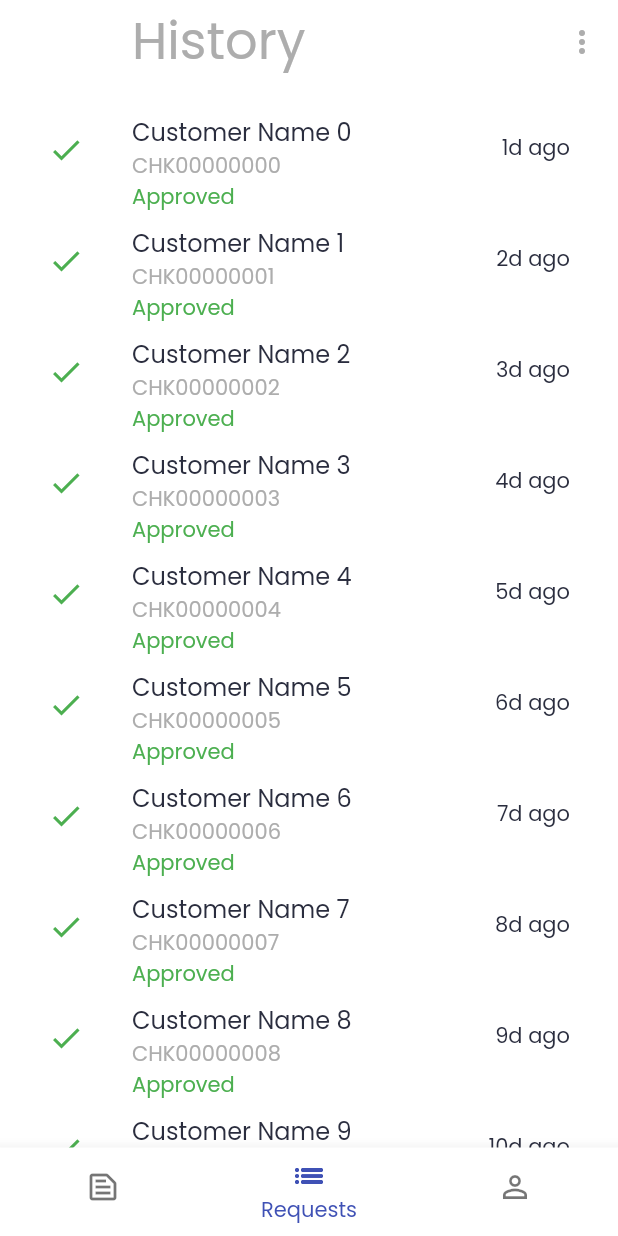
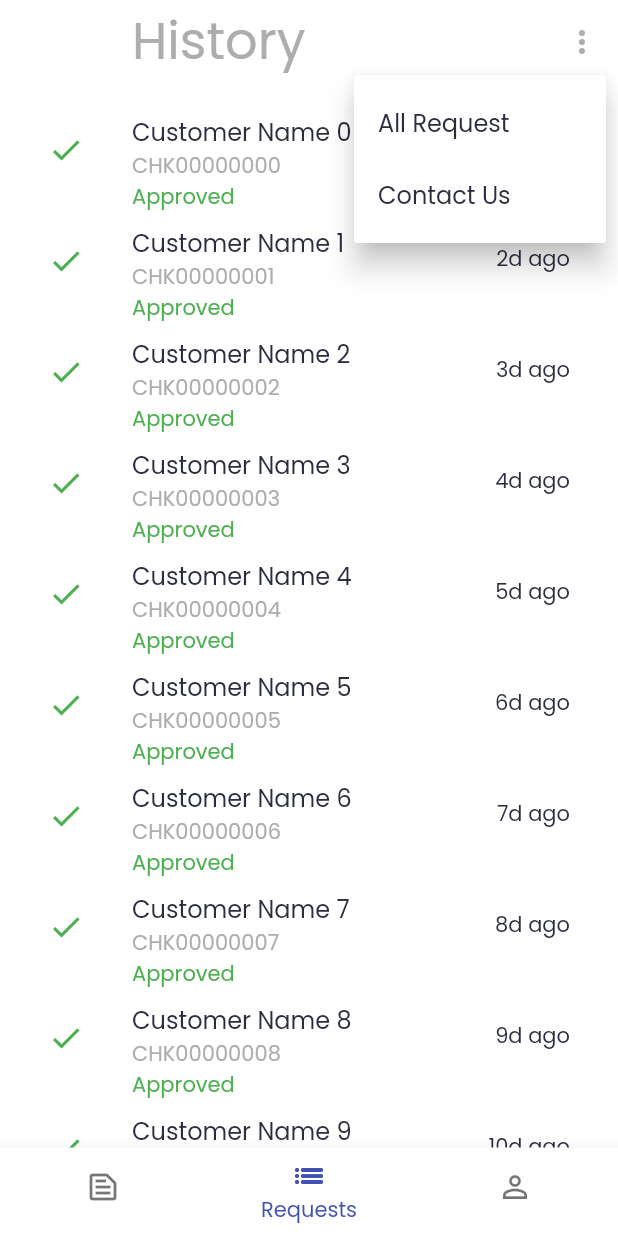
Before and after one commit to IamAKX/fastcheque, a Flutter app: the StaffHomeContainer screen opened by its route, item 2 of the bottom bar chosen, after a tap on the "more vert" icon, on a phone screen of 412 x 824 dp. Run offline on Flutter 3.47's test engine with Material 2 defaults, Android fonts, the phone set to English and light mode, and no system bars; our stand-ins replace dropdown_search, google_fonts.

Commit message:
Added context menu

```diff
--- a/lib/screens/staff/staff_home_container/staff_home_container.dart
+++ b/lib/screens/staff/staff_home_container/staff_home_container.dart
@@ -42,13 +42,33 @@ class _StaffHomeContainerState extends State<StaffHomeContainer> {
         backgroundColor: bgColor,
         centerTitle: false,
         actions: [
-          IconButton(
-            onPressed: () => null,
+          PopupMenuButton(
+            offset: Offset(10, 50),
+            onSelected: (value) {
+              switch (value) {
+                case 0:
+                  print('All requet');
+                  break;
+                case 1:
+                  print('Contact us');
+                  break;
+              }
+            },
             icon: Icon(
               Icons.more_vert,
               color: hintColor,
             ),
-          ),
+            itemBuilder: (context) => [
+              PopupMenuItem(
+                value: 0,
+                child: Text('All Request'),
+              ),
+              PopupMenuItem(
+                value: 1,
+                child: Text('Contact Us'),
+              ),
+            ],
+          )
         ],
         title: Heading(
           title: title.elementAt(_currentTabIndex),
```
